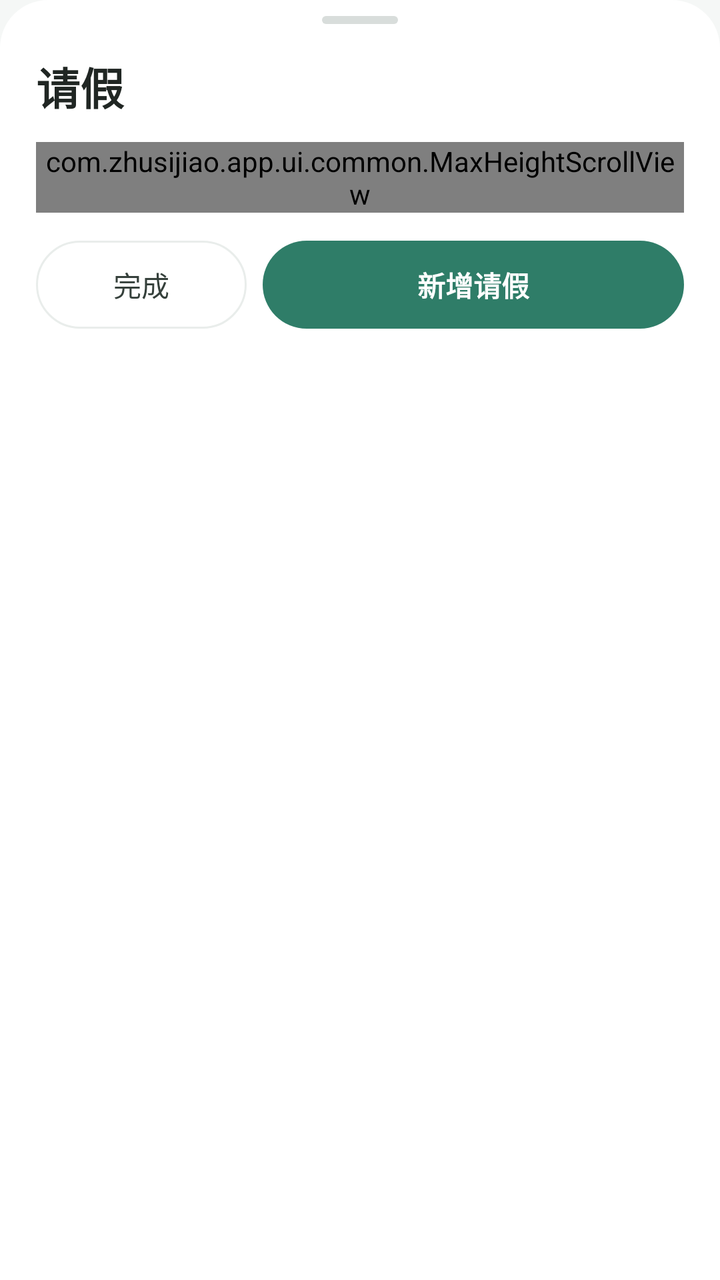
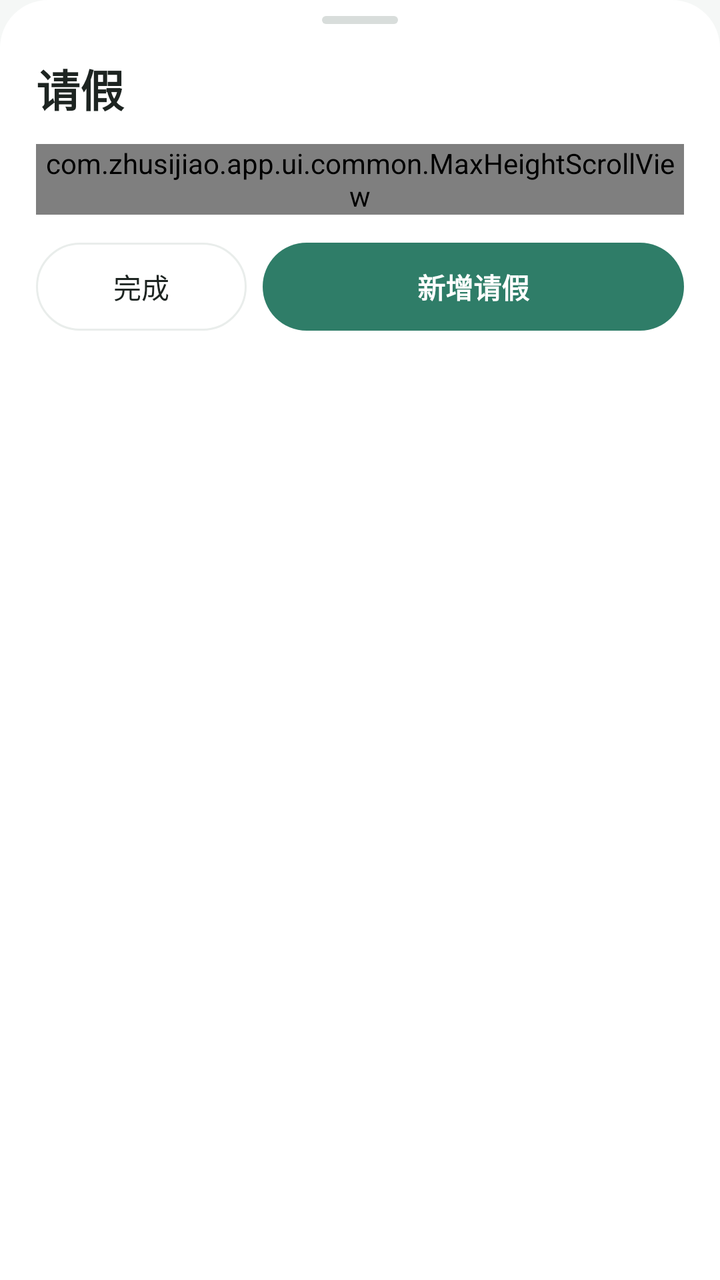

Before-and-after screenshots of an Android layout around one commit, followed by the original layout XML and the change that was made.
<!-- AndroidManifest.xml: application theme Theme.Zhusijiao -->
<!-- res/layout/dialog_leave_list.xml -->
<?xml version="1.0" encoding="utf-8"?>
<LinearLayout xmlns:android="http://schemas.android.com/apk/res/android"
    android:layout_width="match_parent"
    android:layout_height="wrap_content"
    android:background="@drawable/bg_sheet"
    android:orientation="vertical"
    android:paddingStart="18dp"
    android:paddingTop="8dp"
    android:paddingEnd="18dp"
    android:paddingBottom="14dp">

    <View
        android:layout_width="38dp"
        android:layout_height="4dp"
        android:layout_gravity="center_horizontal"
        android:layout_marginBottom="15dp"
        android:background="@drawable/bg_sheet_handle" />

    <TextView
        android:layout_width="match_parent"
        android:layout_height="wrap_content"
        android:includeFontPadding="false"
        android:text="@string/leave_title"
        android:textColor="@color/heading_ink"
        android:textSize="@dimen/text_display"
        android:textStyle="bold" />

    <com.zhusijiao.app.ui.common.MaxHeightScrollView
        android:layout_width="match_parent"
        android:layout_height="wrap_content"
        android:layout_marginTop="12dp">

        <LinearLayout
            android:layout_width="match_parent"
            android:layout_height="wrap_content"
            android:orientation="vertical">

            <TextView
                android:id="@+id/leaveEmpty"
                android:layout_width="match_parent"
                android:layout_height="wrap_content"
                android:background="@drawable/bg_detail_cell"
                android:gravity="center"
                android:paddingTop="22dp"
                android:paddingBottom="22dp"
                android:text="@string/leave_list_empty"
                android:textColor="@color/sub_8a"
                android:textSize="@dimen/text_small"
                android:visibility="gone" />

            <LinearLayout
                android:id="@+id/leaveList"
                android:layout_width="match_parent"
                android:layout_height="wrap_content"
                android:orientation="vertical" />
        </LinearLayout>
    </com.zhusijiao.app.ui.common.MaxHeightScrollView>

    <LinearLayout
        android:layout_width="match_parent"
        android:layout_height="wrap_content"
        android:layout_marginTop="14dp"
        android:orientation="horizontal">

        <TextView
            android:id="@+id/leaveListClose"
            android:layout_width="0dp"
            android:layout_height="44dp"
            android:layout_marginEnd="8dp"
            android:layout_weight="1"
            android:background="@drawable/bg_ghost_button"
            android:clickable="true"
            android:focusable="true"
            android:gravity="center"
            android:text="@string/common_done"
            android:textColor="@color/action_ink"
            android:textSize="@dimen/text_body" />

        <TextView
            android:id="@+id/leaveAdd"
            style="@style/PrimaryButton"
            android:layout_width="0dp"
            android:layout_height="44dp"
            android:layout_weight="2"
            android:text="@string/leave_add"
            android:textSize="@dimen/text_body" />
    </LinearLayout>
</LinearLayout>
<!-- resources referenced by this layout -->
<resources>
  <color name="action_ink">#35403b</color>
  <color name="heading_ink">#202623</color>
  <color name="sub_8a">@color/text_tertiary</color>
  <dimen name="text_body">14sp</dimen>
  <dimen name="text_display">22sp</dimen>
  <dimen name="text_small">13sp</dimen>
  <!-- drawable bg_detail_cell (drawable) -->
  <?xml version="1.0" encoding="utf-8"?>
  <shape xmlns:android="http://schemas.android.com/apk/res/android" android:shape="rectangle">
      <solid android:color="@color/background" />
      <corners android:radius="@dimen/radius_md" />
  </shape>
  <!-- drawable bg_sheet_handle (drawable) -->
  <?xml version="1.0" encoding="utf-8"?>
  
  <shape xmlns:android="http://schemas.android.com/apk/res/android" android:shape="rectangle">
      <solid android:color="@color/sheet_handle" />
      <corners android:radius="4dp" />
  </shape>
  <string name="common_done">完成</string>
  <string name="leave_add">新增请假</string>
  <string name="leave_list_empty">还没有请假记录</string>
  <string name="leave_title">请假</string>
  <style name="Theme.Zhusijiao" parent="Theme.AppCompat.Light.NoActionBar">
          <item name="colorPrimary">@color/accent</item>
          <item name="colorPrimaryDark">@color/accent</item>
          <item name="colorAccent">@color/accent</item>
          <item name="colorControlActivated">@color/accent</item>
          <item name="android:textColorPrimary">@color/ink</item>
          <item name="android:textColorSecondary">@color/muted</item>
          <item name="android:windowBackground">@color/background</item>
          <item name="android:statusBarColor">@color/background</item>
          <item name="android:navigationBarColor">@color/surface</item>
          <item name="android:windowLightStatusBar" tools:targetApi="m">true</item>
          <item name="android:windowLightNavigationBar" tools:targetApi="o_mr1">true</item>
          <item name="android:alertDialogTheme">@style/Theme.Zhusijiao.Dialog</item>
          <item name="alertDialogTheme">@style/Theme.Zhusijiao.Dialog</item>
      </style>
  <color name="text_tertiary">#8a9490</color>
  <color name="background">#f5f7f6</color>
  <dimen name="radius_md">12dp</dimen>
  <color name="hover_bg">#f2f5f4</color>
  <color name="line">#e9edeb</color>
  <dimen name="button_radius">@dimen/radius_pill</dimen>
  <color name="surface">#ffffff</color>
  <dimen name="radius_xl">24dp</dimen>
  <color name="sheet_handle">#d8dddb</color>
  <dimen name="button_min_height">44dp</dimen>
  <dimen name="text_button">@dimen/text_subtitle</dimen>
  <color name="accent">#2f7d68</color>
  <color name="ink">#202725</color>
  <color name="muted">#7d8783</color>
  <style name="Theme.Zhusijiao.Dialog" parent="Theme.AppCompat.Light.Dialog.Alert">
          <item name="colorAccent">@color/accent</item>
          <item name="android:textColorPrimary">@color/ink</item>
          <item name="buttonBarPositiveButtonStyle">@style/DialogButton</item>
          <item name="buttonBarNegativeButtonStyle">@style/DialogButton</item>
          <item name="buttonBarNeutralButtonStyle">@style/DialogButton</item>
      </style>
  <dimen name="radius_pill">100dp</dimen>
  <color name="accent_strong">#287760</color>
  <dimen name="text_subtitle">16sp</dimen>
  <style name="DialogButton" parent="Widget.AppCompat.Button.ButtonBar.AlertDialog">
          <item name="android:textColor">@color/accent</item>
          <item name="android:textStyle">bold</item>
      </style>
  <!-- unchanged entries left out for length: 4 -->
</resources>

<!-- the commit's change to res/layout/dialog_leave_list.xml (unified diff, before → after) -->
@@ -4,24 +4,16 @@
     android:layout_height="wrap_content"
     android:background="@drawable/bg_sheet"
     android:orientation="vertical"
-    android:paddingStart="18dp"
-    android:paddingTop="8dp"
-    android:paddingEnd="18dp"
-    android:paddingBottom="14dp">
+    style="@style/SheetRoot">
 
-    <View
-        android:layout_width="38dp"
-        android:layout_height="4dp"
-        android:layout_gravity="center_horizontal"
-        android:layout_marginBottom="15dp"
-        android:background="@drawable/bg_sheet_handle" />
+    <View style="@style/SheetHandle" />
 
     <TextView
         android:layout_width="match_parent"
         android:layout_height="wrap_content"
         android:includeFontPadding="false"
         android:text="@string/leave_title"
-        android:textColor="@color/heading_ink"
+        android:textColor="@color/text_primary"
         android:textSize="@dimen/text_display"
         android:textStyle="bold" />
 
@@ -44,7 +36,7 @@
                 android:paddingTop="22dp"
                 android:paddingBottom="22dp"
                 android:text="@string/leave_list_empty"
-                android:textColor="@color/sub_8a"
+                android:textColor="@color/text_tertiary"
                 android:textSize="@dimen/text_small"
                 android:visibility="gone" />
 
@@ -73,7 +65,7 @@
             android:focusable="true"
             android:gravity="center"
             android:text="@string/common_done"
-            android:textColor="@color/action_ink"
+            android:textColor="@color/text_primary"
             android:textSize="@dimen/text_body" />
 
         <TextView
<!-- resource entries referenced after the edit -->
@@ -1,8 +1,6 @@
 <!-- resources referenced by this layout -->
 <resources>
-  <color name="action_ink">#35403b</color>
-  <color name="heading_ink">#202623</color>
-  <color name="sub_8a">@color/text_tertiary</color>
+  <color name="text_primary">#1d2421</color>
   <dimen name="text_body">14sp</dimen>
   <dimen name="text_display">22sp</dimen>
   <dimen name="text_small">13sp</dimen>
@@ -23,13 +21,26 @@
   <string name="leave_add">新增请假</string>
   <string name="leave_list_empty">还没有请假记录</string>
   <string name="leave_title">请假</string>
+  <style name="SheetHandle">
+          <item name="android:layout_width">38dp</item>
+          <item name="android:layout_height">4dp</item>
+          <item name="android:layout_gravity">center_horizontal</item>
+          <item name="android:layout_marginBottom">16dp</item>
+          <item name="android:background">@drawable/bg_sheet_handle</item>
+      </style>
+  <style name="SheetRoot">
+          <item name="android:paddingStart">18dp</item>
+          <item name="android:paddingTop">8dp</item>
+          <item name="android:paddingEnd">18dp</item>
+          <item name="android:paddingBottom">16dp</item>
+      </style>
   <style name="Theme.Zhusijiao" parent="Theme.AppCompat.Light.NoActionBar">
           <item name="colorPrimary">@color/accent</item>
           <item name="colorPrimaryDark">@color/accent</item>
           <item name="colorAccent">@color/accent</item>
           <item name="colorControlActivated">@color/accent</item>
-          <item name="android:textColorPrimary">@color/ink</item>
-          <item name="android:textColorSecondary">@color/muted</item>
+          <item name="android:textColorPrimary">@color/text_primary</item>
+          <item name="android:textColorSecondary">@color/text_secondary</item>
           <item name="android:windowBackground">@color/background</item>
           <item name="android:statusBarColor">@color/background</item>
           <item name="android:navigationBarColor">@color/surface</item>
@@ -50,11 +61,10 @@
   <dimen name="button_min_height">44dp</dimen>
   <dimen name="text_button">@dimen/text_subtitle</dimen>
   <color name="accent">#2f7d68</color>
-  <color name="ink">#202725</color>
-  <color name="muted">#7d8783</color>
+  <color name="text_secondary">#5f6965</color>
   <style name="Theme.Zhusijiao.Dialog" parent="Theme.AppCompat.Light.Dialog.Alert">
           <item name="colorAccent">@color/accent</item>
-          <item name="android:textColorPrimary">@color/ink</item>
+          <item name="android:textColorPrimary">@color/text_primary</item>
           <item name="buttonBarPositiveButtonStyle">@style/DialogButton</item>
           <item name="buttonBarNegativeButtonStyle">@style/DialogButton</item>
           <item name="buttonBarNeutralButtonStyle">@style/DialogButton</item>
